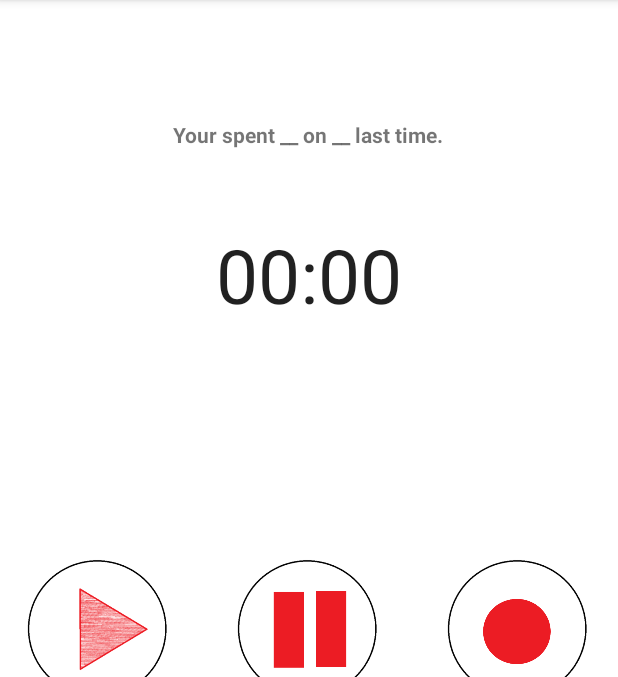
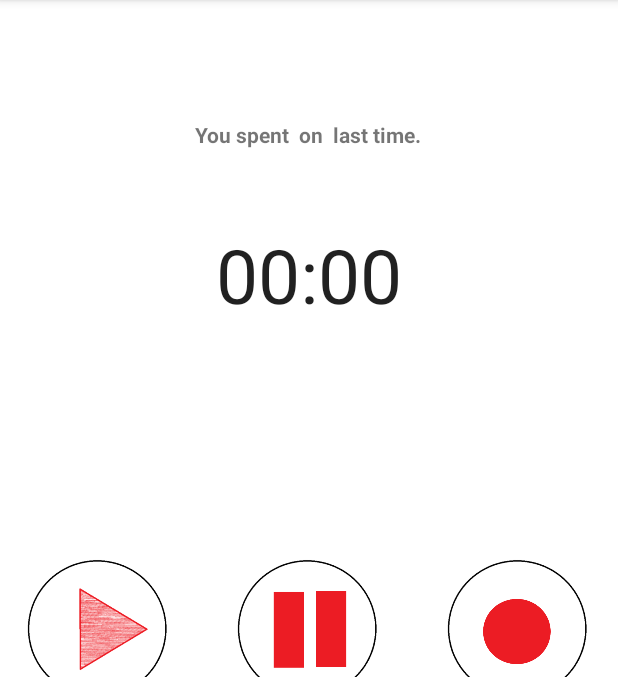
Before and after one commit to chengchenShen/task4.1, an Android app: the screen it shows after launch (MainActivity), on a phone screen of 412 x 824 dp, the part 84-761 px from its top. Run offline under Robolectric (Android 15) with nearby library versions, the light colour scheme and no system bars.

Commit message:
rework
update

```diff
--- a/app/src/main/java/com/example/task41/MainActivity.java
+++ b/app/src/main/java/com/example/task41/MainActivity.java
@@ -3,6 +3,8 @@ package com.example.task41;
 import androidx.annotation.NonNull;
 import androidx.appcompat.app.AppCompatActivity;
 
+import android.content.Context;
+import android.content.SharedPreferences;
 import android.content.res.Configuration;
 import android.os.Bundle;
 import android.os.PersistableBundle;
@@ -24,6 +26,7 @@ public class MainActivity extends AppCompatActivity {
     long stop_point;
     String min,input ;
     EditText work_out;
+    SharedPreferences sp;
 
     @Override
     protected void onCreate(Bundle savedInstanceState) {
@@ -34,7 +37,7 @@ public class MainActivity extends AppCompatActivity {
         text_result = findViewById(R.id.text_result);
         work_out = findViewById(R.id.work_out);
 
-
+        upData();
 
         if(savedInstanceState!=null){
             String time_result = savedInstanceState.getString("result");
@@ -68,6 +71,13 @@ public class MainActivity extends AppCompatActivity {
 
             }
         }
+    }
+
+    public void upData() {
+        SharedPreferences sp = getSharedPreferences("MyDate", Context.MODE_PRIVATE);
+        String spent = sp.getString("min","");
+        String wk = sp.getString("input","");
+        text_result.setText("You spent " + spent + " on " + wk + " last time.");
     }
 
     @Override
@@ -121,6 +131,13 @@ public class MainActivity extends AppCompatActivity {
         input = work_out.getText().toString();
         chronometer.setBase(SystemClock.elapsedRealtime());
         text_result.setText("You spent " + min + " on " + input + " last time.");
+
+        sp = getSharedPreferences("MyDate", Context.MODE_PRIVATE);
+        SharedPreferences.Editor editor = sp.edit();
+        editor.putString("min" , min);
+        editor.putString("input" , input);
+        editor.apply();
+
         stop_point = 0;
         chronometer.stop();
         going = false;
@@ -130,4 +147,6 @@ public class MainActivity extends AppCompatActivity {
     }
 
 
+
+
 }
```
Also changed, not shown: 2 other files.
